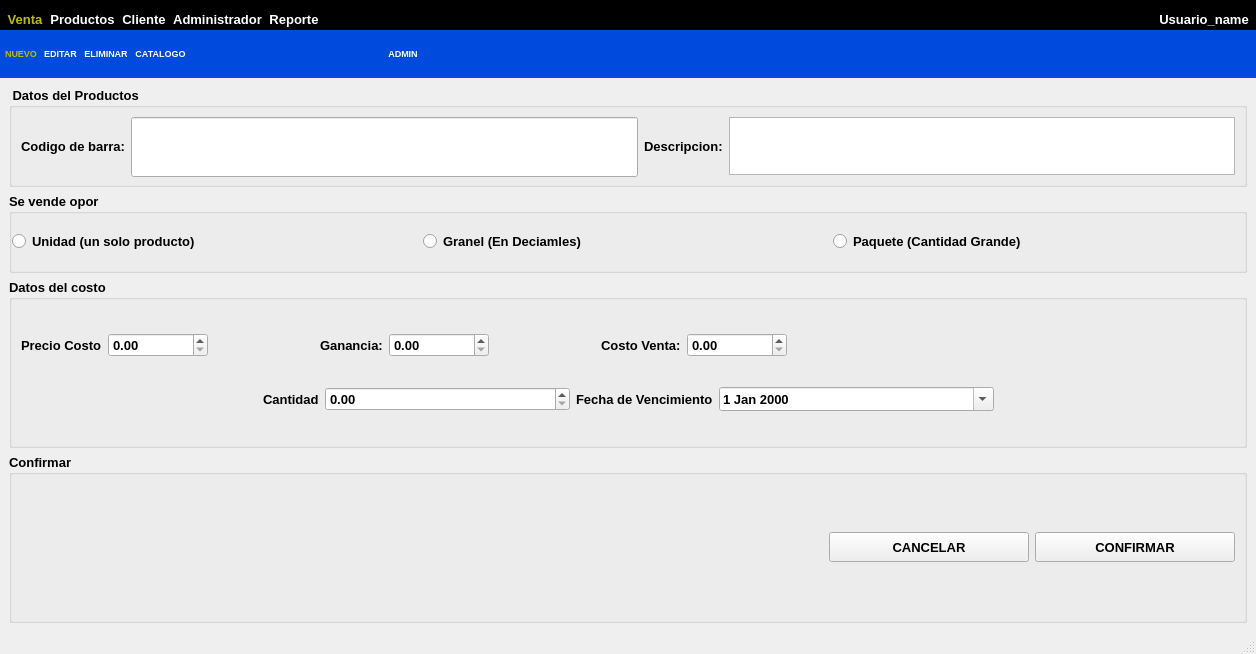
ARCANIK78/proyect-farma, file Vista/untitled.ui: the form before one commit.
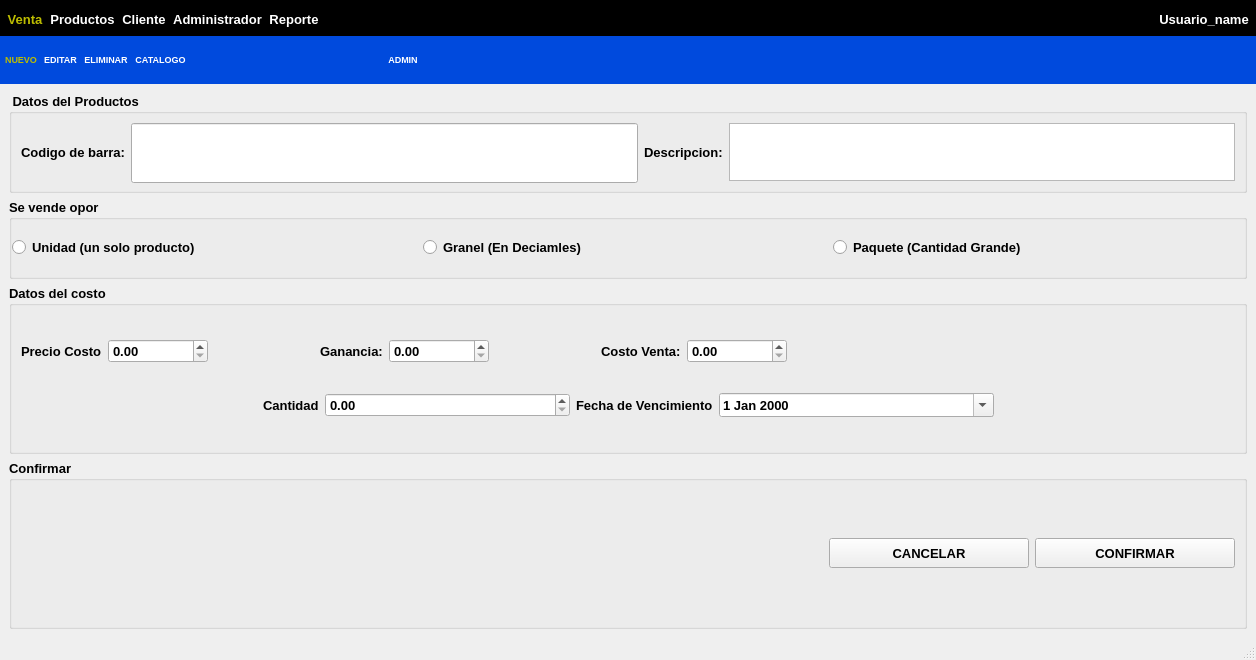
The form after the commit. The open tabs and pages were chosen to show the change.

Commit message: Cambios en la cantidad de los deciamles

Diff of the .ui file:
```diff
--- a/Vista/untitled.ui
+++ b/Vista/untitled.ui
@@ -7,7 +7,7 @@
     <x>0</x>
     <y>0</y>
     <width>1256</width>
-    <height>645</height>
+    <height>660</height>
    </rect>
   </property>
   <property name="windowTitle">
@@ -839,6 +839,9 @@
                    <height>0</height>
                   </size>
                  </property>
+                 <property name="maximum">
+                  <double>99999999999.990005493164063</double>
+                 </property>
                 </widget>
                </item>
               </layout>
@@ -873,6 +876,9 @@
                    <height>0</height>
                   </size>
                  </property>
+                 <property name="maximum">
+                  <double>99999999999.990005493164063</double>
+                 </property>
                 </widget>
                </item>
               </layout>
@@ -907,6 +913,9 @@
                    <height>0</height>
                   </size>
                  </property>
+                 <property name="maximum">
+                  <double>99999999999.990005493164063</double>
+                 </property>
                 </widget>
                </item>
               </layout>
@@ -956,6 +965,9 @@
                  <height>0</height>
                 </size>
                </property>
+               <property name="maximum">
+                <double>99999999999.990005493164063</double>
+               </property>
               </widget>
              </item>
              <item>
```
Left out of the diff: 26 changed lines with no effect on the pictures. The commit also changes 2 other files.
